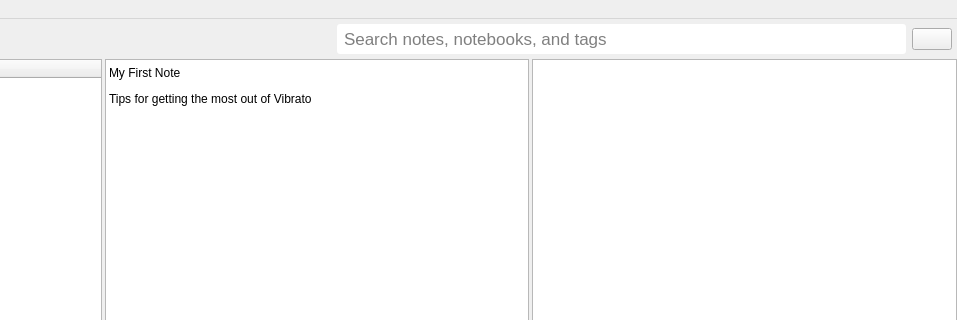
Above: mainwindow.ui from Open-App-Library/Vibrato-Notes-Desktop before the change; both pictures show x 323 to 1280 and y 0 to 320 of the 1280 by 769 pixel window. Below: the same form after it.
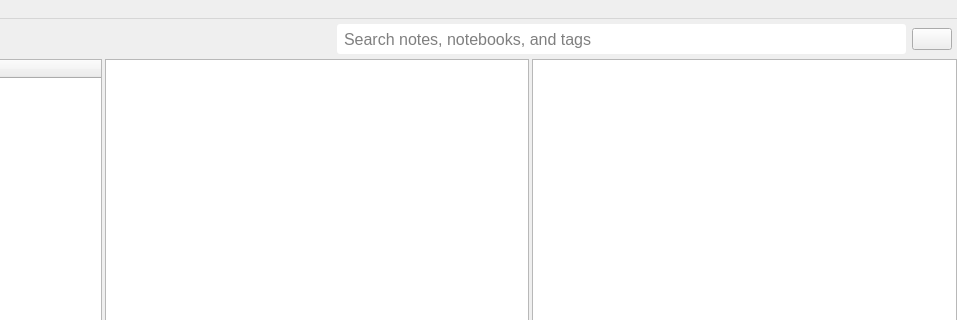
That is the form after the change. Icons and pictures are not drawn.

Patch:
```diff
--- a/mainwindow.ui
+++ b/mainwindow.ui
@@ -110,7 +110,7 @@
           <widget class="QLineEdit" name="lineEdit">
            <property name="font">
             <font>
-             <pointsize>13</pointsize>
+             <pointsize>12</pointsize>
             </font>
            </property>
            <property name="focusPolicy">
@@ -252,26 +252,12 @@
          </widget>
          <widget class="QListWidget" name="noteList">
           <property name="styleSheet">
-           <string notr="true">QListWidget::item {
+           <string notr="true">/*
+QListWidget::item {
     padding: 6 0;
-}</string>
+}
+*/</string>
           </property>
-          <item>
-           <property name="text">
-            <string>My First Note</string>
-           </property>
-           <property name="font">
-            <font>
-             <weight>50</weight>
-             <bold>false</bold>
-            </font>
-           </property>
-          </item>
-          <item>
-           <property name="text">
-            <string>Tips for getting the most out of Vibrato</string>
-           </property>
-          </item>
          </widget>
          <widget class="QFrame" name="noteEditingArea">
           <property name="styleSheet">
```
Left out of the diff: 8 changed lines with no effect on the pictures.
